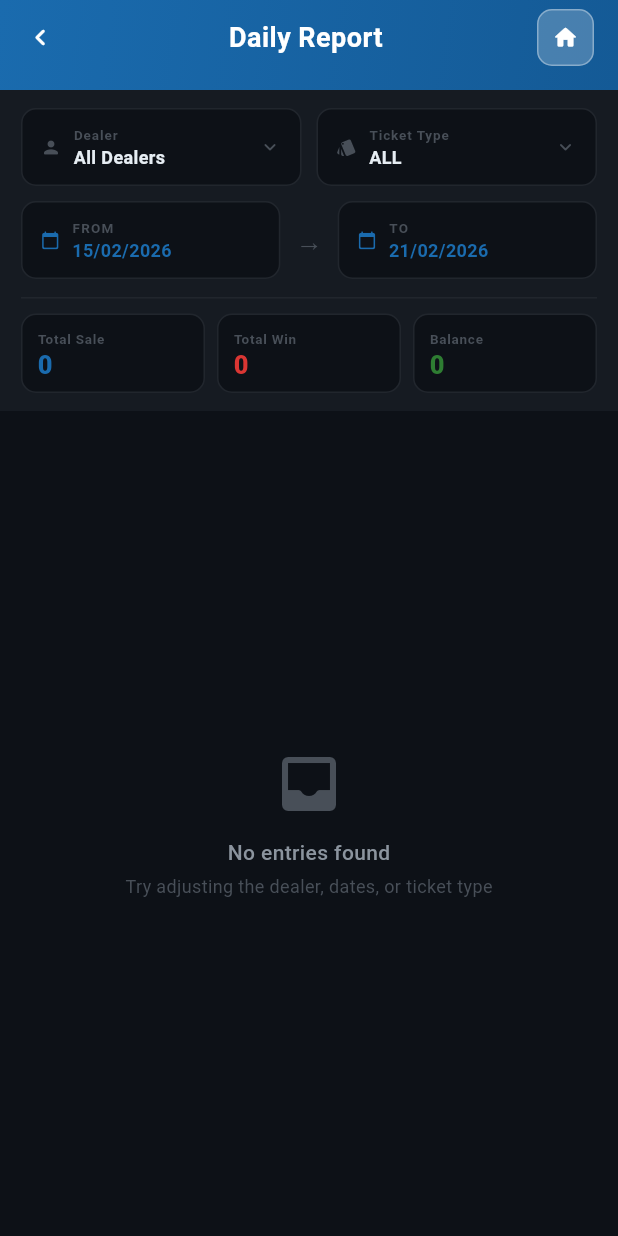
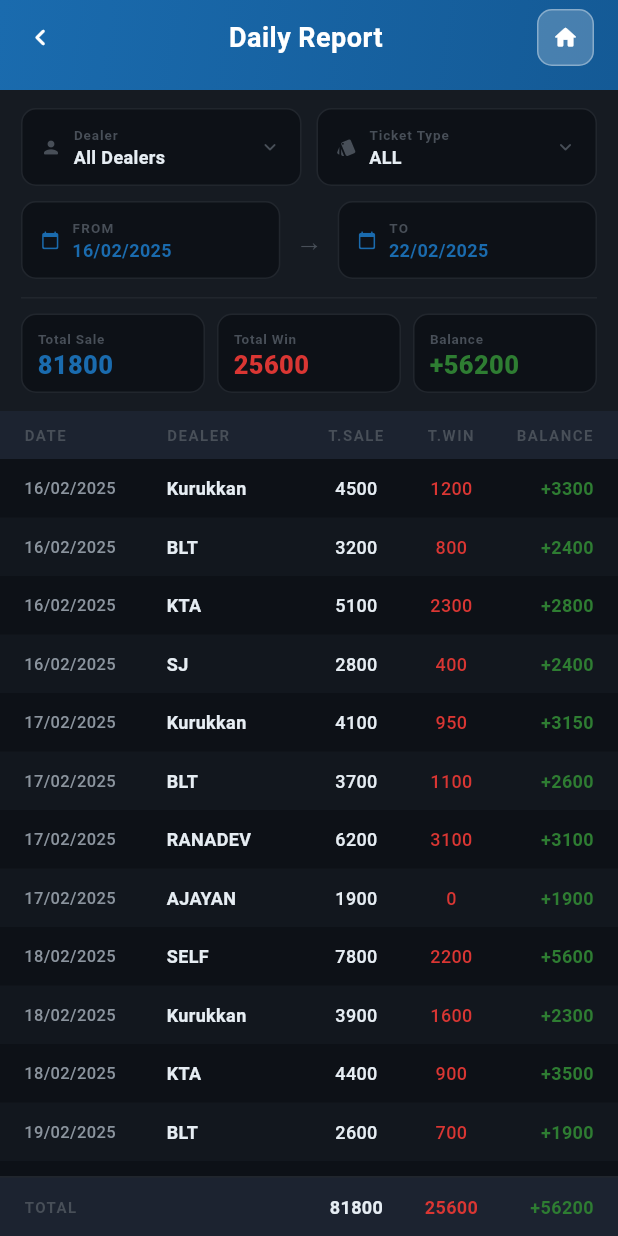
Before and after one commit to clevrf0x/flow_admin_mobile, a Flutter app: the DailyReportScreen screen opened directly with empty values, on a phone screen of 412 x 824 dp. Run offline on Flutter 3.47's test engine with Material 3 defaults, Android fonts, the phone set to English and light mode, and no system bars; our stand-ins replace go_router.

Commit message:
Fix Daily Report: visible mock data + signed balance display
- Default date range changed from now-7d to 2025-02-16 → 2025-02-22 so
  all 20 mock rows are visible immediately on open
- Balance values now show explicit +/- sign via _fmtBalance():
    positive → '+3300' (green)
    negative → '-500'  (red)
  Applied consistently in: per-row BALANCE column, totals footer
  BALANCE cell, and the Balance summary stat box

Co-Authored-By: Claude Opus 4.6 <noreply@anthropic.com>

```diff
--- a/lib/screens/daily_report/daily_report_screen.dart
+++ b/lib/screens/daily_report/daily_report_screen.dart
@@ -95,8 +95,10 @@ class DailyReportScreen extends StatefulWidget {
 
 class _DailyReportScreenState extends State<DailyReportScreen> {
   String _selectedDealer = 'All Dealers';
-  DateTime _fromDate = DateTime.now().subtract(const Duration(days: 6));
-  DateTime _toDate = DateTime.now();
+  // Default range spans the mock data so the table is visible immediately.
+  // TODO: Reset to DateTime.now() window once API is wired.
+  DateTime _fromDate = DateTime(2025, 2, 16);
+  DateTime _toDate = DateTime(2025, 2, 22);
   String _selectedLsk = 'ALL';
 
   Game? get _game {
@@ -181,6 +183,10 @@ class _DailyReportScreenState extends State<DailyReportScreen> {
 
   String _fmtDateShort(DateTime d) =>
       '${d.day.toString().padLeft(2, '0')}/${d.month.toString().padLeft(2, '0')}/${d.year}';
+
+  /// Formats a balance with explicit +/- sign.
+  String _fmtBalance(double v) =>
+      v >= 0 ? '+${v.toStringAsFixed(0)}' : v.toStringAsFixed(0);
 
   // ── Dealer picker ─────────────────────────────────────────────────────────
 
@@ -378,7 +384,7 @@ class _DailyReportScreenState extends State<DailyReportScreen> {
               const SizedBox(width: 8),
               _StatBox(
                 label: 'Balance',
-                value: _totalBalance.toStringAsFixed(0),
+                value: _fmtBalance(_totalBalance),
                 accentColor: _totalBalance >= 0
                     ? AppColors.lskBox
                     : AppColors.dashboardLogout,
@@ -533,7 +539,7 @@ class _DailyReportScreenState extends State<DailyReportScreen> {
                     Expanded(
                       flex: 2,
                       child: Text(
-                        bal.toStringAsFixed(0),
+                        _fmtBalance(bal),
                         textAlign: TextAlign.right,
                         style: TextStyle(
                           color: bal >= 0
@@ -601,7 +607,7 @@ class _DailyReportScreenState extends State<DailyReportScreen> {
               Expanded(
                 flex: 2,
                 child: Text(
-                  totBal.toStringAsFixed(0),
+                  _fmtBalance(totBal),
                   textAlign: TextAlign.right,
                   style: TextStyle(
                     color: totBal >= 0
```
